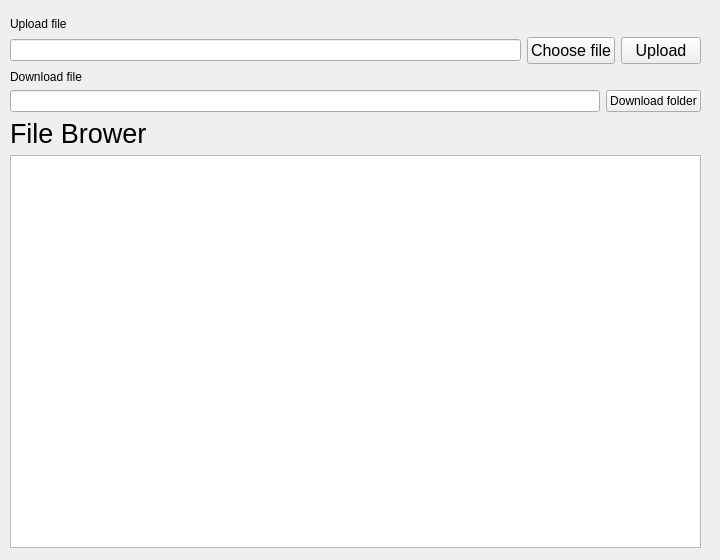
First picture: the form in fileview.ui, repository manhtd98/Qt-ftp-app, before the edit.
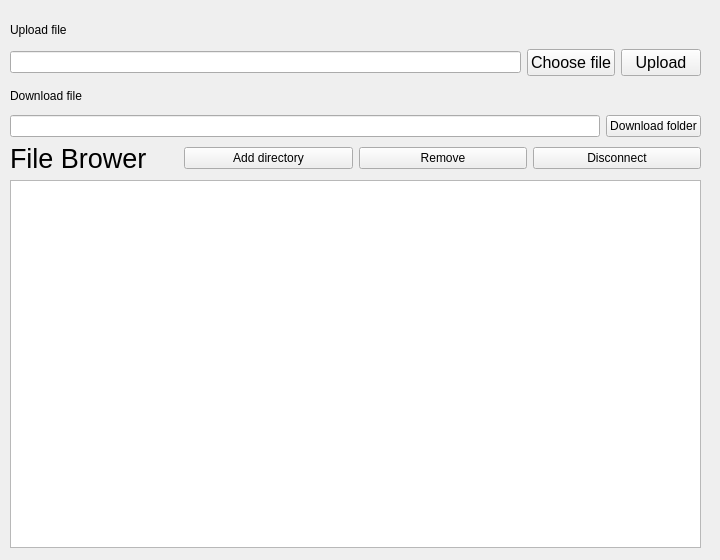
Second picture: the form after the edit.

Commit message: update add dir, remove file and dir, disconnect

```diff
--- a/fileview.ui
+++ b/fileview.ui
@@ -13,19 +13,6 @@
   <property name="windowTitle">
    <string>Form</string>
   </property>
-  <widget class="QLabel" name="label_4">
-   <property name="geometry">
-    <rect>
-     <x>140</x>
-     <y>180</y>
-     <width>641</width>
-     <height>21</height>
-    </rect>
-   </property>
-   <property name="text">
-    <string/>
-   </property>
-  </widget>
   <widget class="QWidget" name="verticalLayoutWidget">
    <property name="geometry">
     <rect>
@@ -38,6 +25,12 @@
    <layout class="QVBoxLayout" name="verticalLayout">
     <item>
      <widget class="QLabel" name="label_2">
+      <property name="sizePolicy">
+       <sizepolicy hsizetype="Preferred" vsizetype="Preferred">
+        <horstretch>0</horstretch>
+        <verstretch>1</verstretch>
+       </sizepolicy>
+      </property>
       <property name="text">
        <string>Upload file</string>
       </property>
@@ -46,10 +39,23 @@
     <item>
      <layout class="QHBoxLayout" name="horizontalLayout_2">
       <item>
-       <widget class="QLineEdit" name="lineEdit"/>
+       <widget class="QLineEdit" name="lineEdit">
+        <property name="sizePolicy">
+         <sizepolicy hsizetype="Expanding" vsizetype="Fixed">
+          <horstretch>0</horstretch>
+          <verstretch>1</verstretch>
+         </sizepolicy>
+        </property>
+       </widget>
       </item>
       <item>
        <widget class="QPushButton" name="pushButton_2">
+        <property name="sizePolicy">
+         <sizepolicy hsizetype="Minimum" vsizetype="Fixed">
+          <horstretch>0</horstretch>
+          <verstretch>1</verstretch>
+         </sizepolicy>
+        </property>
         <property name="font">
          <font>
           <pointsize>12</pointsize>
@@ -62,6 +68,12 @@
       </item>
       <item>
        <widget class="QPushButton" name="pushButton">
+        <property name="sizePolicy">
+         <sizepolicy hsizetype="Minimum" vsizetype="Fixed">
+          <horstretch>0</horstretch>
+          <verstretch>1</verstretch>
+         </sizepolicy>
+        </property>
         <property name="font">
          <font>
           <pointsize>12</pointsize>
@@ -76,6 +88,12 @@
     </item>
     <item>
      <widget class="QLabel" name="label_3">
+      <property name="sizePolicy">
+       <sizepolicy hsizetype="Preferred" vsizetype="Preferred">
+        <horstretch>0</horstretch>
+        <verstretch>1</verstretch>
+       </sizepolicy>
+      </property>
       <property name="text">
        <string>Download file</string>
       </property>
@@ -84,10 +102,23 @@
     <item>
      <layout class="QHBoxLayout" name="horizontalLayout">
       <item>
-       <widget class="QLineEdit" name="lineEdit_2"/>
+       <widget class="QLineEdit" name="lineEdit_2">
+        <property name="sizePolicy">
+         <sizepolicy hsizetype="Expanding" vsizetype="Fixed">
+          <horstretch>0</horstretch>
+          <verstretch>1</verstretch>
+         </sizepolicy>
+        </property>
+       </widget>
       </item>
       <item>
        <widget class="QPushButton" name="pushButton_3">
+        <property name="sizePolicy">
+         <sizepolicy hsizetype="Minimum" vsizetype="Fixed">
+          <horstretch>0</horstretch>
+          <verstretch>1</verstretch>
+         </sizepolicy>
+        </property>
         <property name="text">
          <string>Download folder</string>
         </property>
@@ -96,23 +127,78 @@
      </layout>
     </item>
     <item>
-     <widget class="QLabel" name="label">
-      <property name="font">
-       <font>
-        <pointsize>20</pointsize>
-       </font>
-      </property>
-      <property name="text">
-       <string>File Brower</string>
-      </property>
-     </widget>
+     <layout class="QHBoxLayout" name="horizontalLayout_3">
+      <item>
+       <widget class="QLabel" name="label">
+        <property name="sizePolicy">
+         <sizepolicy hsizetype="Preferred" vsizetype="Preferred">
+          <horstretch>0</horstretch>
+          <verstretch>1</verstretch>
+         </sizepolicy>
+        </property>
+        <property name="font">
+         <font>
+          <pointsize>20</pointsize>
+         </font>
+        </property>
+        <property name="text">
+         <string>File Brower</string>
+        </property>
+       </widget>
+      </item>
+      <item>
+       <widget class="QPushButton" name="addDir">
+        <property name="sizePolicy">
+         <sizepolicy hsizetype="Minimum" vsizetype="Fixed">
+          <horstretch>0</horstretch>
+          <verstretch>1</verstretch>
+         </sizepolicy>
+        </property>
+        <property name="text">
+         <string>Add directory</string>
+        </property>
+       </widget>
+      </item>
+      <item>
+       <widget class="QPushButton" name="removeItem">
+        <property name="sizePolicy">
+         <sizepolicy hsizetype="Minimum" vsizetype="Fixed">
+          <horstretch>0</horstretch>
+          <verstretch>1</verstretch>
+         </sizepolicy>
+        </property>
+        <property name="text">
+         <string>Remove</string>
+        </property>
+       </widget>
+      </item>
+      <item>
+       <widget class="QPushButton" name="disconnectButton">
+        <property name="sizePolicy">
+         <sizepolicy hsizetype="Minimum" vsizetype="Fixed">
+          <horstretch>0</horstretch>
+          <verstretch>1</verstretch>
+         </sizepolicy>
+        </property>
+        <property name="text">
+         <string>Disconnect</string>
+        </property>
+       </widget>
+      </item>
+     </layout>
     </item>
     <item>
      <widget class="QListWidget" name="listWidget">
+      <property name="sizePolicy">
+       <sizepolicy hsizetype="Expanding" vsizetype="Expanding">
+        <horstretch>0</horstretch>
+        <verstretch>14</verstretch>
+       </sizepolicy>
+      </property>
       <property name="minimumSize">
        <size>
-        <width>15</width>
-        <height>15</height>
+        <width>600</width>
+        <height>150</height>
        </size>
       </property>
       <property name="baseSize">
@@ -130,6 +216,9 @@
         <height>10</height>
        </size>
       </property>
+      <property name="itemAlignment">
+       <set>Qt::AlignmentFlag::AlignRight</set>
+      </property>
      </widget>
     </item>
    </layout>
```
Left out of the diff: 4 changed lines with no effect on the pictures. The commit also changes 1443 other files.
